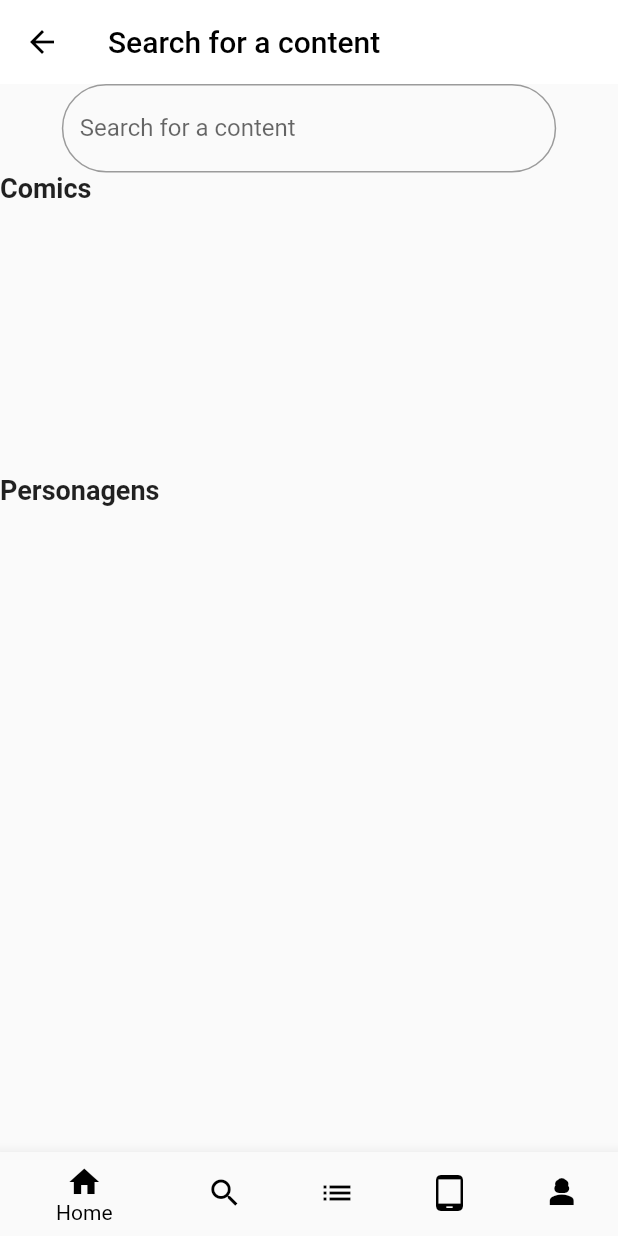
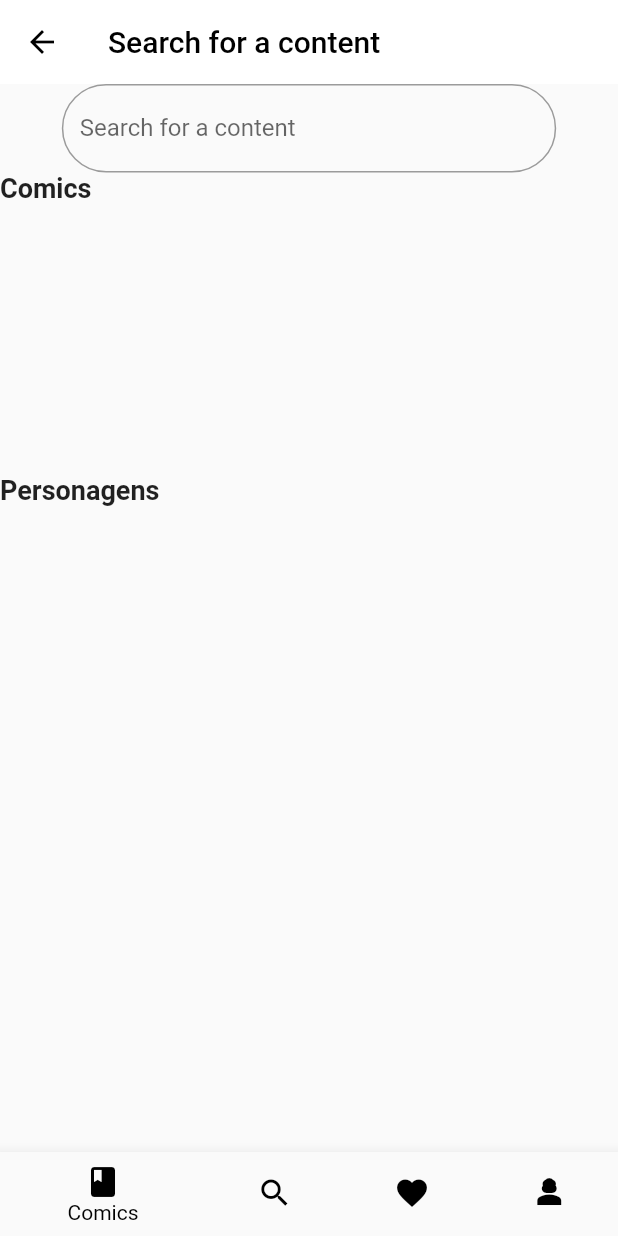
Before and after one commit to OliveiraAnna99/pooII-project, a Flutter app: the SearchPage screen opened by its route, on a phone screen of 412 x 824 dp. Run offline on Flutter 3.47's test engine with Material 2 defaults, Android fonts, the phone set to English and light mode, and no system bars; missing offline and left inert: binder; network calls fail.

```diff
--- a/lib/components/MyBottomNavBar.dart
+++ b/lib/components/MyBottomNavBar.dart
@@ -23,26 +23,20 @@ class MyBottomNavBar extends StatelessWidget {
               ),
             );
           } else if (index == 3){
-            Navigator.pushNamed(context, '/comic');
-          } else if (index == 4){
             Navigator.pushNamed(context, '/personagem');
           }
         },
         items: const [
           BottomNavigationBarItem(
-            icon: Icon(Icons.home, color: Colors.black),
-            label: 'Home',
+            icon: Icon(Icons.book, color: Colors.black),
+            label: 'Comics',
           ),
           BottomNavigationBarItem(
             icon: Icon(Icons.search, color: Colors.black),
             label: 'Search',
           ),
           BottomNavigationBarItem(
-            icon: Icon(Icons.list, color: Colors.black),
-            label: 'List',
-          ),
-          BottomNavigationBarItem(
-            icon: Icon(Icons.tablet_android, color: Colors.black),
+            icon: Icon(Icons.favorite, color: Colors.black),
             label: 'List',
           ),
           BottomNavigationBarItem(
--- a/lib/search_page.dart
+++ b/lib/search_page.dart
@@ -3,7 +3,6 @@ import 'package:flutter/material.dart';
 import 'comic.dart';
 import 'dart:convert';
 import 'package:http/http.dart' as http;
-import 'favorites_page.dart';
 import 'detail_character_page.dart';
 import 'detail_comic_page.dart';
 
```
Also changed, not shown: lib/home_page.dart (+8 -5 lines), lib/personagem_page.dart (+9 -5 lines).
